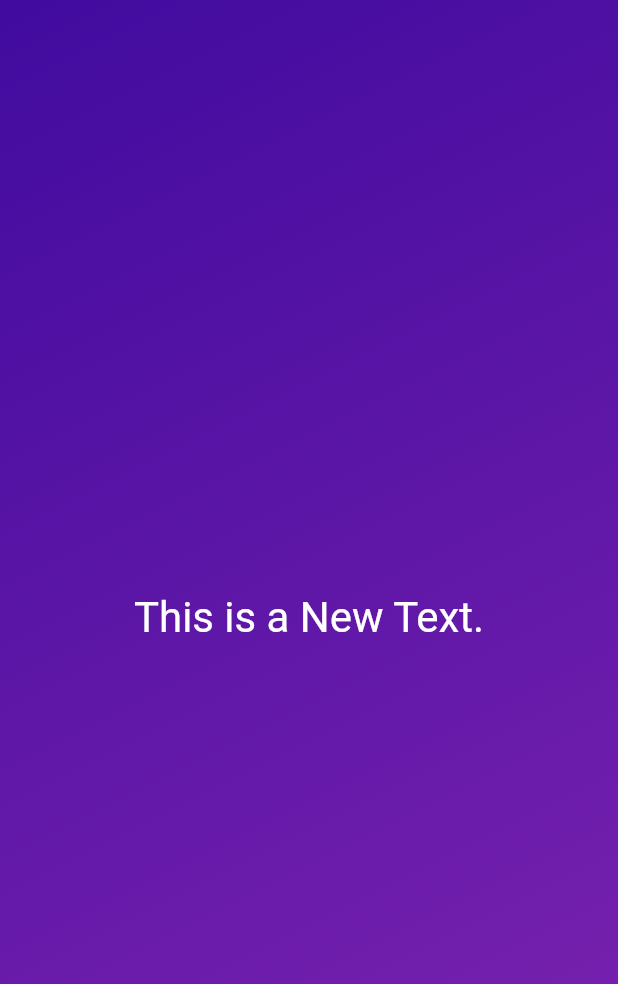
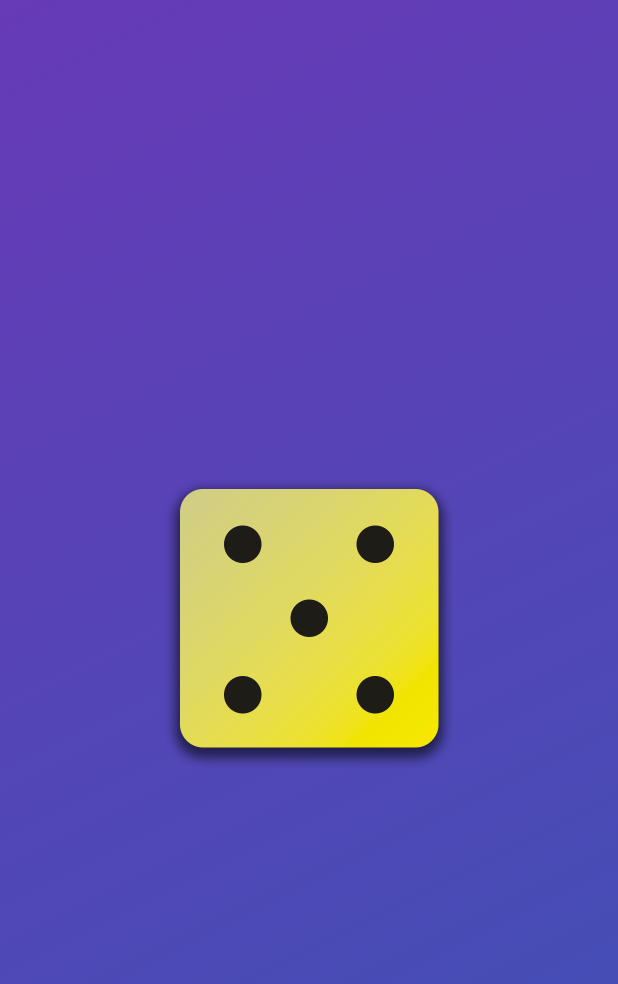
Before and after one commit to itachi-p/flutter-udemy-demoapps, a Flutter app: the screen it shows after launch, on a phone screen of 412 x 824 dp. Shown: the top 984 px of the screen. Run offline on Flutter 3.47's test engine with Material 2 defaults, Android fonts, the phone set to English and light mode, and no system bars.

Commit message:
Displaying Images & Using Multiple Constructor Functions

```diff
--- a/first_app/lib/gradient_container.dart
+++ b/first_app/lib/gradient_container.dart
@@ -1,38 +1,15 @@
 import 'package:flutter/material.dart';
-import 'package:first_app/styled_text.dart';
 
 const startAlignment = Alignment.topLeft;
 const endAlignment = Alignment.bottomRight;
 
-// class GradientContainer extends StatelessWidget {
-//   // 呼び出し元から複数の色指定をList<Color>型で受け取る
-//   // const GradientContainer(this.colors, {super.key});
-//   // 位置引数の場合は不要だが、名前付き引数はデフォルトではnullになるため、requiredが必要
-//   const GradientContainer({super.key, required this.colors});
-
-//   final List<Color> colors;
-
-//   @override
-//   Widget build(context) {
-//     return Container(
-//       decoration: BoxDecoration(
-//         gradient: LinearGradient(
-//           colors: colors,
-//           begin: startAlignment,
-//           end: endAlignment,
-//         ),
-//       ),
-//       child: const Center(
-//         child: StyledText('This is a New Text.')
-//       ),
-//     );
-//   }
-// }
-
-// リスト型のColorを受け取るのとは別のアプローチ例
-// 名前付き引数ではなく、位置引数で受け取る（2色の指定は自動的に必須になる）
 class GradientContainer extends StatelessWidget {
   const GradientContainer(this.color1, this.color2, {super.key});
+
+  // デフォルトコンストラクタとは別に、名前付きの複数のコンストラクタを定義
+  const GradientContainer.purple({super.key})
+      : color1 = Colors.deepPurple,
+        color2 = Colors.indigo;
 
   final Color color1;
   final Color color2;
@@ -47,8 +24,11 @@ class GradientContainer extends StatelessWidget {
           end: endAlignment,
         ),
       ),
-      child: const Center(
-        child: StyledText('This is a New Text.')
+      child: Center(
+        child: Image.asset(
+          'assets/images/dice-5.png',
+          width: 200,
+        ),
       ),
     );
   }
```
Also changed, not shown: first_app/lib/main.dart (+2 -7 lines), first_app/pubspec.yaml (+7 -3 lines), first_app/assets/images/dice-1.png (added), first_app/assets/images/dice-2.png (added), first_app/assets/images/dice-3.png (added), first_app/assets/images/dice-4.png (added), first_app/assets/images/dice-5.png (added), first_app/assets/images/dice-6.png (added), 1 other file.
